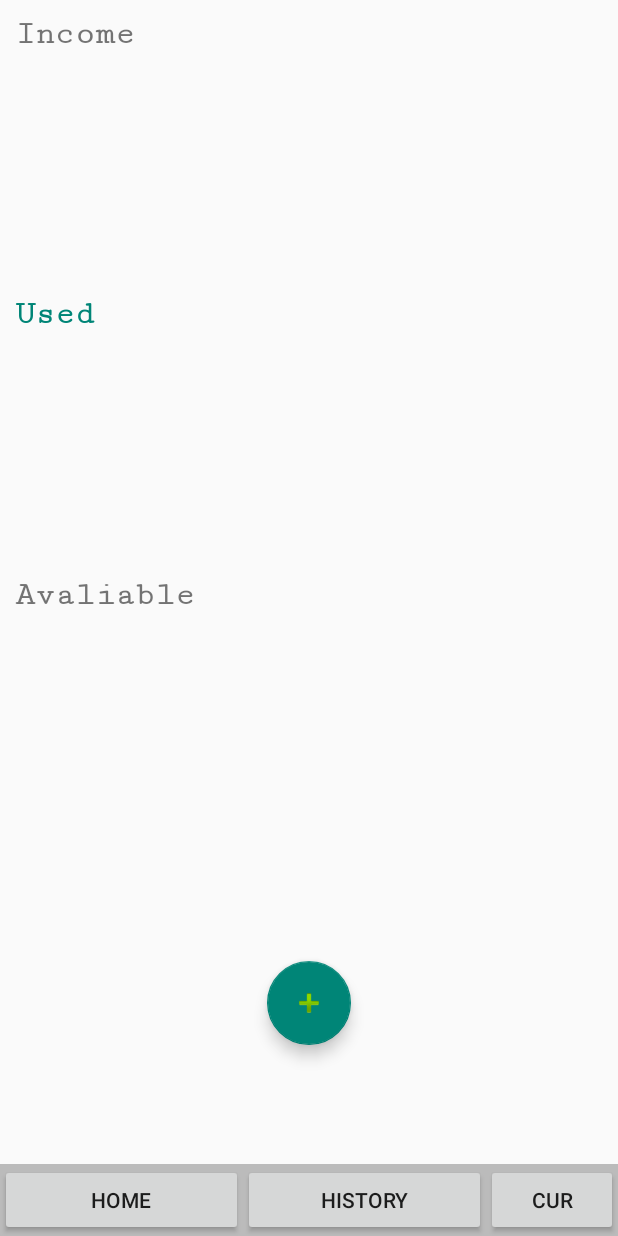
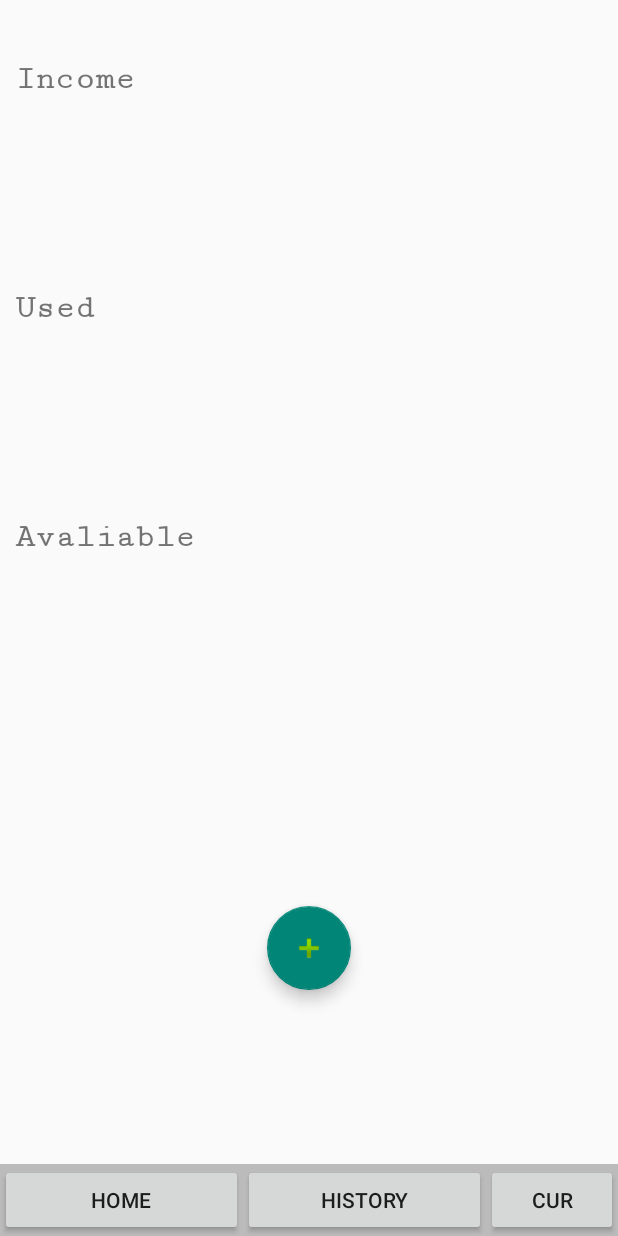
Before and after one commit to sanwaralkmali/Moneiager, an Android app: the layout activity_main.xml on its own in the app's theme, with its tools: preview values and no code run, on a phone screen of 412 x 824 dp. Run offline under Robolectric (Android 15) with nearby library versions, the phone set to English and light mode, and no system bars.

Commit message:
Design data base

```diff
--- a/app/src/main/AndroidManifest.xml
+++ b/app/src/main/AndroidManifest.xml
@@ -17,7 +17,8 @@
             </intent-filter>
         </activity>
         <activity android:name=".History" />
-        <activity android:name=".OnCreateActivity"></activity>
+        <activity android:name=".OnCreateActivity" />
+        <activity android:name=".ContinueActivity"></activity>
     </application>
 
 </manifest>
--- a/app/src/main/res/layout/activity_main.xml
+++ b/app/src/main/res/layout/activity_main.xml
@@ -11,34 +11,56 @@
         android:id="@+id/linearLayout3"
         android:layout_width="match_parent"
         android:layout_height="wrap_content"
+        android:layout_weight="3"
         android:orientation="vertical"
         tools:ignore="MissingConstraints"
         tools:layout_editor_absoluteX="0dp"
-        tools:layout_editor_absoluteY="0dp"
-        android:layout_weight="3">
+        tools:layout_editor_absoluteY="0dp">
 
 
-    <LinearLayout
+        <LinearLayout
             android:layout_width="match_parent"
             android:layout_height="wrap_content"
+            android:layout_weight="1"
             android:orientation="horizontal"
-            android:layout_weight="1">
+            android:layout_gravity="center"
+            android:layout_marginTop="30dp">
 
 
-    <TextView
-                android:id="@+id/textView"
+            <TextView
+                android:id="@+id/Income"
                 android:layout_width="wrap_content"
                 android:layout_height="wrap_content"
                 android:layout_margin="10dp"
                 android:layout_marginStart="8dp"
-                android:layout_marginTop="8dp"
+                android:layout_marginTop="18dp"
                 android:layout_marginEnd="8dp"
                 android:layout_marginBottom="8dp"
                 android:fontFamily="serif-monospace"
                 android:text="Income"
                 android:textSize="22dp"
                 android:textStyle="bold"
-                app:layout_constraintBottom_toTopOf="@+id/textView2"
+                app:layout_constraintBottom_toTopOf="@+id/Used"
+                app:layout_constraintEnd_toEndOf="parent"
+                app:layout_constraintHorizontal_bias="0.086"
+                app:layout_constraintStart_toStartOf="parent"
+                app:layout_constraintTop_toTopOf="parent"
+                app:layout_constraintVertical_bias="0.585" />
+
+            <TextView
+                android:id="@+id/IncomeValue"
+                android:layout_width="wrap_content"
+                android:layout_height="wrap_content"
+                android:layout_margin="10dp"
+                android:layout_marginStart="8dp"
+                android:layout_marginTop="18dp"
+                android:layout_marginEnd="8dp"
+                android:layout_marginBottom="8dp"
+                android:fontFamily="serif-monospace"
+                android:text=""
+                android:textSize="22dp"
+                android:textStyle="bold"
+                app:layout_constraintBottom_toTopOf="@+id/Used"
                 app:layout_constraintEnd_toEndOf="parent"
                 app:layout_constraintHorizontal_bias="0.086"
                 app:layout_constraintStart_toStartOf="parent"
@@ -49,11 +71,11 @@
         <LinearLayout
             android:layout_width="match_parent"
             android:layout_height="wrap_content"
-            android:orientation="horizontal"
-            android:layout_weight="1">
+            android:layout_weight="1"
+            android:orientation="horizontal">
 
             <TextView
-                android:id="@+id/textView2"
+                android:id="@+id/Used"
                 android:layout_width="wrap_content"
                 android:layout_height="wrap_content"
                 android:layout_margin="10dp"
@@ -62,10 +84,26 @@
                 android:layout_marginBottom="60dp"
                 android:fontFamily="serif-monospace"
                 android:text="Used"
-                android:textColor="@color/colorPrimary"
                 android:textSize="22dp"
                 android:textStyle="bold"
-                app:layout_constraintBottom_toTopOf="@+id/textView3"
+                app:layout_constraintBottom_toTopOf="@+id/Avaliable"
+                app:layout_constraintEnd_toEndOf="parent"
+                app:layout_constraintHorizontal_bias="0.076"
+                app:layout_constraintStart_toStartOf="parent" />
+
+            <TextView
+                android:id="@+id/UsedValue"
+                android:layout_width="wrap_content"
+                android:layout_height="wrap_content"
+                android:layout_margin="10dp"
+                android:layout_marginStart="8dp"
+                android:layout_marginEnd="8dp"
+                android:layout_marginBottom="60dp"
+                android:fontFamily="serif-monospace"
+                android:text=""
+                android:textSize="22dp"
+                android:textStyle="bold"
+                app:layout_constraintBottom_toTopOf="@+id/Avaliable"
                 app:layout_constraintEnd_toEndOf="parent"
                 app:layout_constraintHorizontal_bias="0.076"
                 app:layout_constraintStart_toStartOf="parent" />
@@ -75,11 +113,11 @@
         <LinearLayout
             android:layout_width="match_parent"
             android:layout_height="wrap_content"
-            android:orientation="horizontal"
-            android:layout_weight="1">
+            android:layout_weight="1"
+            android:orientation="horizontal">
 
-        <TextView
-                android:id="@+id/textView3"
+            <TextView
+                android:id="@+id/Avaliable"
                 android:layout_width="wrap_content"
                 android:layout_height="wrap_content"
                 android:layout_margin="10dp"
@@ -92,8 +130,24 @@
                 app:layout_constraintEnd_toEndOf="parent"
                 app:layout_constraintHorizontal_bias="0.0"
                 app:layout_constraintStart_toStartOf="parent"
-                tools:ignore="MissingConstraints"
-                />
+                tools:ignore="MissingConstraints" />
+
+            <TextView
+                android:id="@+id/AvaliableValue"
+                android:layout_width="wrap_content"
+                android:layout_height="wrap_content"
+                android:layout_margin="10dp"
+                android:layout_marginStart="8dp"
+                android:layout_marginEnd="8dp"
+                android:fontFamily="serif-monospace"
+                android:text=""
+                android:textColor="@color/colorPrimary"
+                android:textSize="22dp"
+                android:textStyle="bold"
+                app:layout_constraintEnd_toEndOf="parent"
+                app:layout_constraintHorizontal_bias="0.0"
+                app:layout_constraintStart_toStartOf="parent"
+                tools:ignore="MissingConstraints" />
         </LinearLayout>
 
     </LinearLayout>
@@ -101,7 +155,7 @@
     <LinearLayout
         android:layout_width="match_parent"
         android:layout_height="wrap_content"
-        android:layout_weight="1"
+        android:layout_weight="2"
         android:orientation="horizontal"
         android:gravity="center"        >
 
```
Also changed, not shown: app/src/main/java/com/example/salah/moneiager/ContinueActivity.java (added, +56 -0 lines), app/src/main/java/com/example/salah/moneiager/DataBaseHelper.java (+128 -0 lines), app/src/main/java/com/example/salah/moneiager/MainActivity.java (+28 -0 lines), app/src/main/java/com/example/salah/moneiager/OnCreateActivity.java (+36 -1 lines), app/src/main/res/layout/activity_continue.xml (added, +83 -0 lines), app/src/main/res/layout/activity_on_create.xml (+42 -0 lines).
